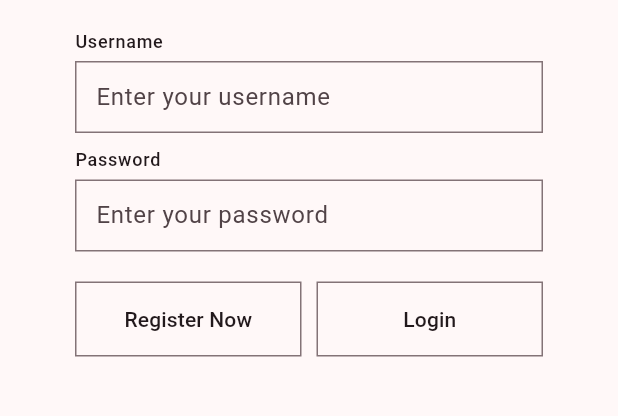
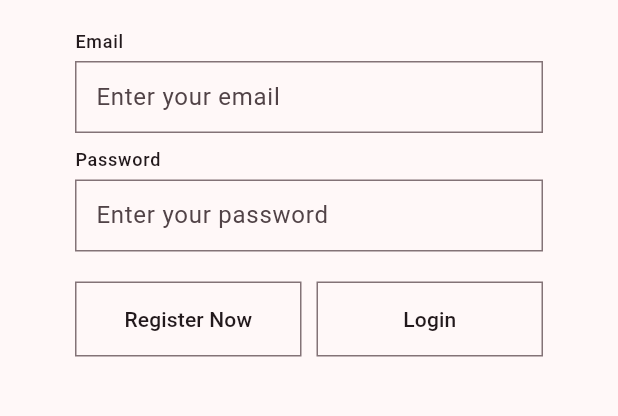
Before and after one commit to aryan-parcell/toolsight, a Flutter app: the screen it shows after launch, after a tap on "Register Now", on a phone screen of 412 x 824 dp, the part 488-904 px from its top. Run offline on Flutter 3.47's test engine with Material 3 defaults, Android fonts, the phone set to English and light mode, and no system bars; our stand-ins replace firebase_auth, firebase_core, go_router; accounts and stored records are empty.

Commit message:
Implement login/logout/register

```diff
--- a/lib/pages/login.dart
+++ b/lib/pages/login.dart
@@ -1,9 +1,10 @@
+import 'package:firebase_auth/firebase_auth.dart';
 import 'package:flutter/material.dart';
 import 'package:go_router/go_router.dart';
+import 'package:toolsight/router.dart';
 import 'package:toolsight/widgets/app_scaffold.dart';
 import 'package:toolsight/widgets/text_input_section.dart';
 import 'package:toolsight/widgets/wide_button.dart';
-import 'package:toolsight/router.dart';
 
 class Login extends StatefulWidget {
   const Login({super.key});
@@ -13,22 +14,53 @@ class Login extends StatefulWidget {
 }
 
 class _LoginState extends State<Login> {
-  final _usernameController = TextEditingController();
+  final _emailController = TextEditingController();
   final _passwordController = TextEditingController();
+  final _auth = FirebaseAuth.instance;
 
   Future<void> _login() async {
-    // TODO implement backend
-    context.goNamed(AppRoute.home.name);
+    if (_emailController.text.isEmpty || _passwordController.text.isEmpty) return;
+
+    try {
+      await _auth.signInWithEmailAndPassword(
+        email: _emailController.text.trim(),
+        password: _passwordController.text.trim(),
+      );
+
+      if (mounted) context.goNamed(AppRoute.home.name);
+    } on FirebaseAuthException catch (e) {
+      if (!mounted) return;
+
+      ScaffoldMessenger.of(context).showSnackBar(
+        SnackBar(content: Text(e.message ?? "Login failed.")),
+      );
+    }
   }
 
   Future<void> _register() async {
-    // TODO implement backend
+    if (_emailController.text.isEmpty || _passwordController.text.isEmpty) return;
+
+    try {
+      await _auth.createUserWithEmailAndPassword(
+        email: _emailController.text.trim(),
+        password: _passwordController.text.trim(),
+      );
+
+      if (mounted) context.goNamed(AppRoute.home.name);
+    } on FirebaseAuthException catch (e) {
+      if (!mounted) return;
+
+      ScaffoldMessenger.of(context).showSnackBar(
+        SnackBar(content: Text(e.message ?? "Registration failed.")),
+      );
+    }
   }
 
   @override
   Widget build(BuildContext context) {
     return AppScaffold(
       allowBack: false,
+      allowLogout: false,
       child: Column(
         mainAxisAlignment: MainAxisAlignment.center,
         spacing: 20,
@@ -43,9 +75,9 @@ class _LoginState extends State<Login> {
             spacing: 10,
             children: [
               TextInputSection(
-                label: "Username",
-                hintText: "Enter your username",
-                controller: _usernameController,
+                label: "Email",
+                hintText: "Enter your email",
+                controller: _emailController,
                 obscureText: false,
               ),
               TextInputSection(
--- a/lib/widgets/app_scaffold.dart
+++ b/lib/widgets/app_scaffold.dart
@@ -1,14 +1,18 @@
+import 'package:firebase_auth/firebase_auth.dart';
 import 'package:flutter/material.dart';
 import 'package:go_router/go_router.dart';
+import 'package:toolsight/router.dart';
 
 class AppScaffold extends StatefulWidget {
   final Widget child;
   final bool allowBack;
+  final bool allowLogout;
 
   const AppScaffold({
     super.key,
     required this.child,
     this.allowBack = true,
+    this.allowLogout = true,
   });
 
   @override
@@ -34,6 +38,18 @@ class _AppScaffoldState extends State<AppScaffold> {
                 onPressed: () => context.pop(),
               ),
             ),
+          if (widget.allowLogout)
+            Positioned(
+              top: 50,
+              right: 38,
+              child: IconButton(
+                icon: const Icon(Icons.logout),
+                onPressed: () {
+                  FirebaseAuth.instance.signOut();
+                  context.goNamed(AppRoute.login.name);
+                },
+              ),
+            ),
         ],
       ),
     );
```
